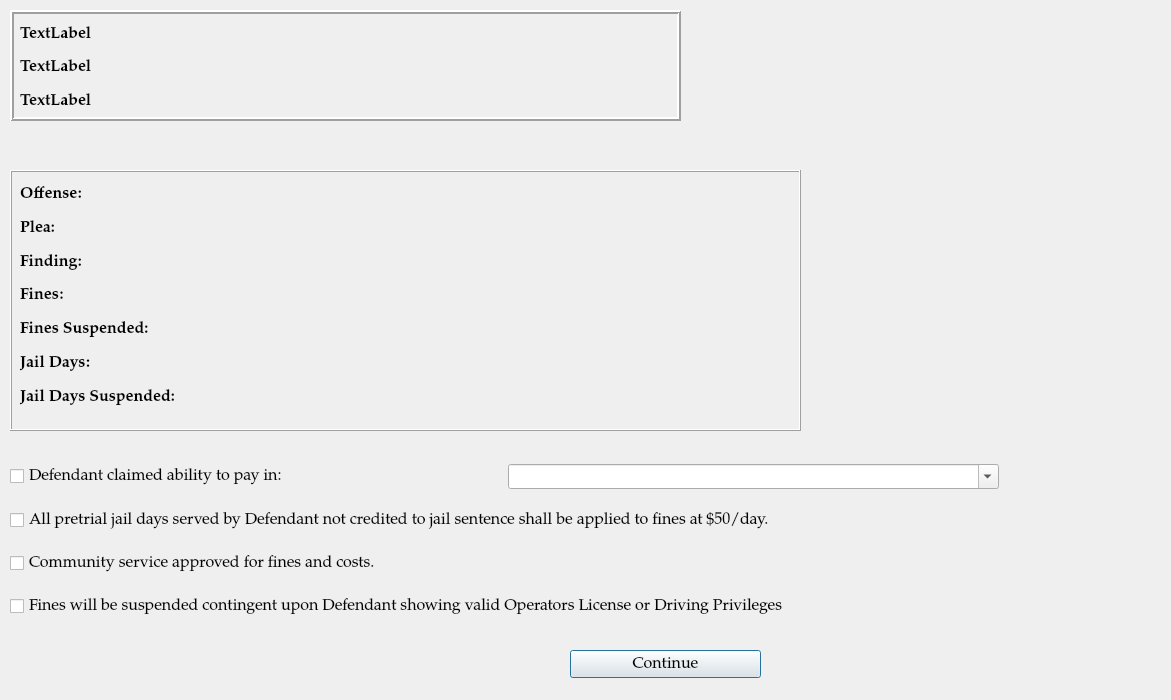
Old version of the form ui/AbilityToPayDialog.ui in the repository HunterProgram22/MuniEntry.
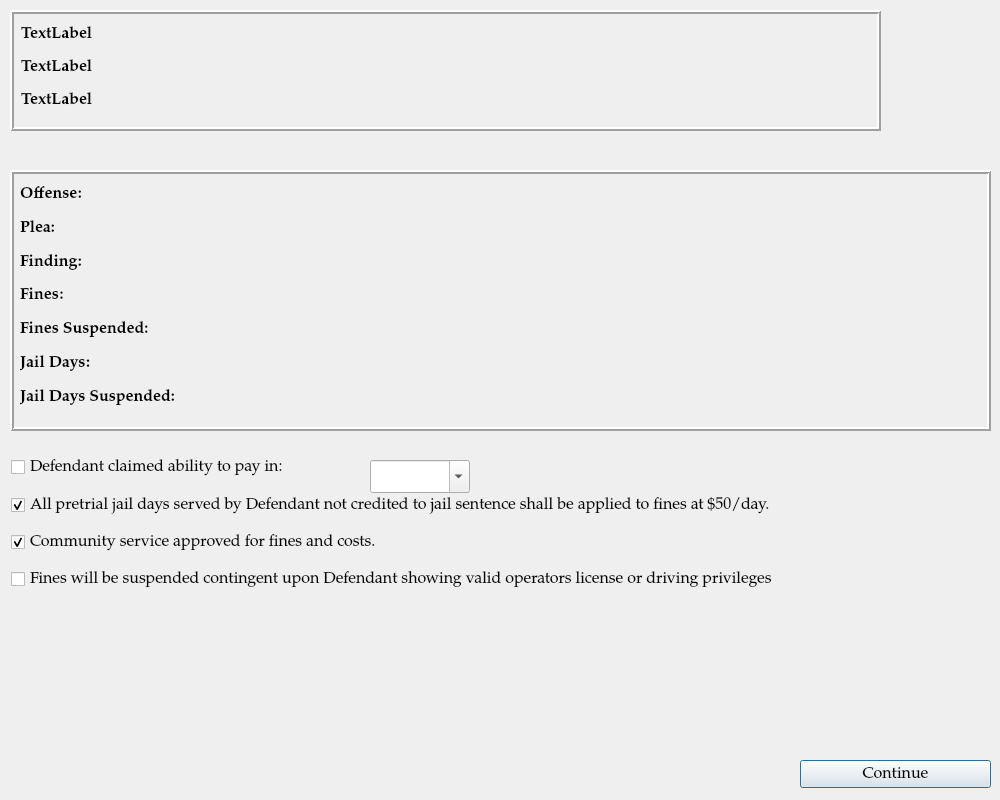
New version of the form.

Patch:
```diff
--- a/ui/AbilityToPayDialog.ui
+++ b/ui/AbilityToPayDialog.ui
@@ -6,8 +6,8 @@
    <rect>
     <x>0</x>
     <y>0</y>
-    <width>1171</width>
-    <height>700</height>
+    <width>1000</width>
+    <height>800</height>
    </rect>
   </property>
   <property name="sizePolicy">
@@ -18,8 +18,8 @@
   </property>
   <property name="minimumSize">
    <size>
-    <width>0</width>
-    <height>600</height>
+    <width>1000</width>
+    <height>800</height>
    </size>
   </property>
   <property name="font">
@@ -34,8 +34,8 @@
   <widget class="QPushButton" name="pushButton_2">
    <property name="geometry">
     <rect>
-     <x>570</x>
-     <y>650</y>
+     <x>800</x>
+     <y>760</y>
      <width>191</width>
      <height>28</height>
     </rect>
@@ -49,8 +49,8 @@
     <rect>
      <x>10</x>
      <y>10</y>
-     <width>671</width>
-     <height>111</height>
+     <width>871</width>
+     <height>121</height>
     </rect>
    </property>
    <property name="frameShape">
@@ -62,18 +62,15 @@
    <property name="lineWidth">
     <number>2</number>
    </property>
-   <widget class="QWidget" name="layoutWidget_2">
-    <property name="geometry">
-     <rect>
-      <x>10</x>
-      <y>10</y>
-      <width>641</width>
-      <height>95</height>
-     </rect>
-    </property>
-    <layout class="QGridLayout" name="gridLayout_2">
-     <item row="2" column="0">
       <widget class="QLabel" name="defendant_attorney_name_label">
+    <property name="geometry">
+     <rect>
+      <x>11</x>
+      <y>77</y>
+      <width>841</width>
+      <height>27</height>
+     </rect>
+    </property>
        <property name="font">
         <font>
          <pointsize>12</pointsize>
@@ -85,9 +82,15 @@
         <string>TextLabel</string>
        </property>
       </widget>
-     </item>
-     <item row="0" column="0">
       <widget class="QLabel" name="case_number_label">
+    <property name="geometry">
+     <rect>
+      <x>11</x>
+      <y>11</y>
+      <width>841</width>
+      <height>27</height>
+     </rect>
+    </property>
        <property name="font">
         <font>
          <pointsize>12</pointsize>
@@ -99,9 +102,15 @@
         <string>TextLabel</string>
        </property>
       </widget>
-     </item>
-     <item row="1" column="0">
       <widget class="QLabel" name="defendant_name_label">
+    <property name="geometry">
+     <rect>
+      <x>11</x>
+      <y>44</y>
+      <width>841</width>
+      <height>27</height>
+     </rect>
+    </property>
        <property name="font">
         <font>
          <pointsize>12</pointsize>
@@ -112,9 +121,6 @@
        <property name="text">
         <string>TextLabel</string>
        </property>
-      </widget>
-     </item>
-    </layout>
    </widget>
   </widget>
   <widget class="QFrame" name="frame">
@@ -122,7 +128,7 @@
     <rect>
      <x>10</x>
      <y>170</y>
-     <width>791</width>
+     <width>981</width>
      <height>261</height>
     </rect>
    </property>
@@ -135,6 +141,9 @@
    <property name="frameShadow">
     <enum>QFrame::Raised</enum>
    </property>
+   <property name="lineWidth">
+    <number>2</number>
+   </property>
    <widget class="QWidget" name="layoutWidget">
     <property name="geometry">
      <rect>
@@ -418,18 +427,44 @@
     </layout>
    </widget>
   </widget>
-  <widget class="QWidget" name="">
+  <widget class="QCheckBox" name="checkBox_2">
    <property name="geometry">
     <rect>
-     <x>10</x>
-     <y>450</y>
-     <width>989</width>
-     <height>183</height>
+     <x>11</x>
+     <y>490</y>
+     <width>971</width>
+     <height>31</height>
     </rect>
    </property>
-   <layout class="QGridLayout" name="gridLayout">
-    <item row="0" column="1">
+   <property name="text">
+    <string>All pretrial jail days served by Defendant not credited to jail sentence shall be applied to fines at $50/day.</string>
+   </property>
+   <property name="checked">
+    <bool>true</bool>
+   </property>
+  </widget>
+  <widget class="QCheckBox" name="checkBox_4">
+   <property name="geometry">
+    <rect>
+     <x>11</x>
+     <y>564</y>
+     <width>972</width>
+     <height>31</height>
+    </rect>
+   </property>
+   <property name="text">
+    <string>Fines will be suspended contingent upon Defendant showing valid operators license or driving privileges</string>
+   </property>
+  </widget>
      <widget class="QComboBox" name="comboBox">
+   <property name="geometry">
+    <rect>
+     <x>370</x>
+     <y>460</y>
+     <width>100</width>
+     <height>33</height>
+    </rect>
+   </property>
       <property name="sizePolicy">
        <sizepolicy hsizetype="Minimum" vsizetype="Fixed">
         <horstretch>0</horstretch>
@@ -460,36 +495,34 @@
        </property>
       </item>
      </widget>
-    </item>
-    <item row="1" column="0" colspan="2">
-     <widget class="QCheckBox" name="checkBox_2">
-      <property name="text">
-       <string>All pretrial jail days served by Defendant not credited to jail sentence shall be applied to fines at $50/day.</string>
-      </property>
-     </widget>
-    </item>
-    <item row="2" column="0">
-     <widget class="QCheckBox" name="checkBox_3">
-      <property name="text">
-       <string>Community service approved for fines and costs.</string>
-      </property>
-     </widget>
-    </item>
-    <item row="3" column="0" colspan="2">
-     <widget class="QCheckBox" name="checkBox_4">
-      <property name="text">
-       <string>Fines will be suspended contingent upon Defendant showing valid Operators License or Driving Privileges</string>
-      </property>
-     </widget>
-    </item>
-    <item row="0" column="0">
      <widget class="QCheckBox" name="checkBox">
+   <property name="geometry">
+    <rect>
+     <x>11</x>
+     <y>452</y>
+     <width>349</width>
+     <height>31</height>
+    </rect>
+   </property>
       <property name="text">
        <string>Defendant claimed ability to pay in:</string>
       </property>
      </widget>
-    </item>
-   </layout>
+  <widget class="QCheckBox" name="checkBox_3">
+   <property name="geometry">
+    <rect>
+     <x>11</x>
+     <y>527</y>
+     <width>465</width>
+     <height>31</height>
+    </rect>
+   </property>
+   <property name="text">
+    <string>Community service approved for fines and costs.</string>
+   </property>
+   <property name="checked">
+    <bool>true</bool>
+   </property>
   </widget>
  </widget>
  <tabstops>
```
Lines whose indentation alone changed are shown as unchanged.
